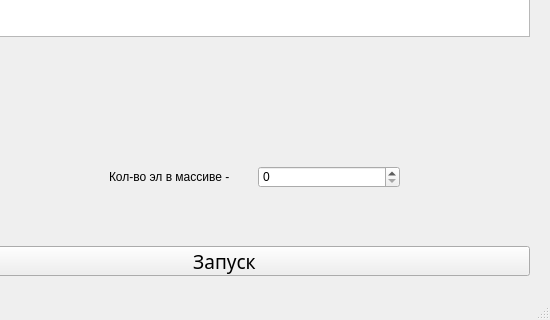
Old version of the form Array2File/mainwindow.ui in the repository MAXXXYMIRON/Array2File; both pictures show x 91 to 641 and y 124 to 444 of the 641 by 444 pixel window.
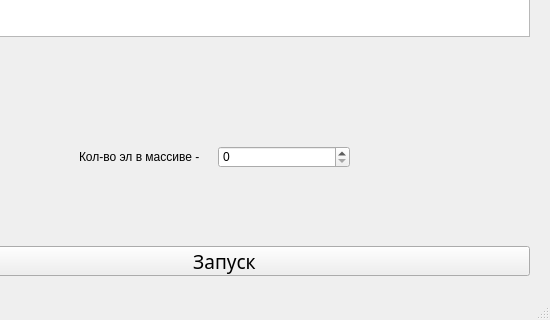
New version of the form.

Commit message: sucka_blad

Patch:
```diff
--- a/Array2File/mainwindow.ui
+++ b/Array2File/mainwindow.ui
@@ -115,9 +115,9 @@
    <widget class="QWidget" name="">
     <property name="geometry">
      <rect>
-      <x>200</x>
-      <y>290</y>
-      <width>291</width>
+      <x>170</x>
+      <y>270</y>
+      <width>271</width>
       <height>22</height>
      </rect>
     </property>
```
The commit also changes 2 other files.
